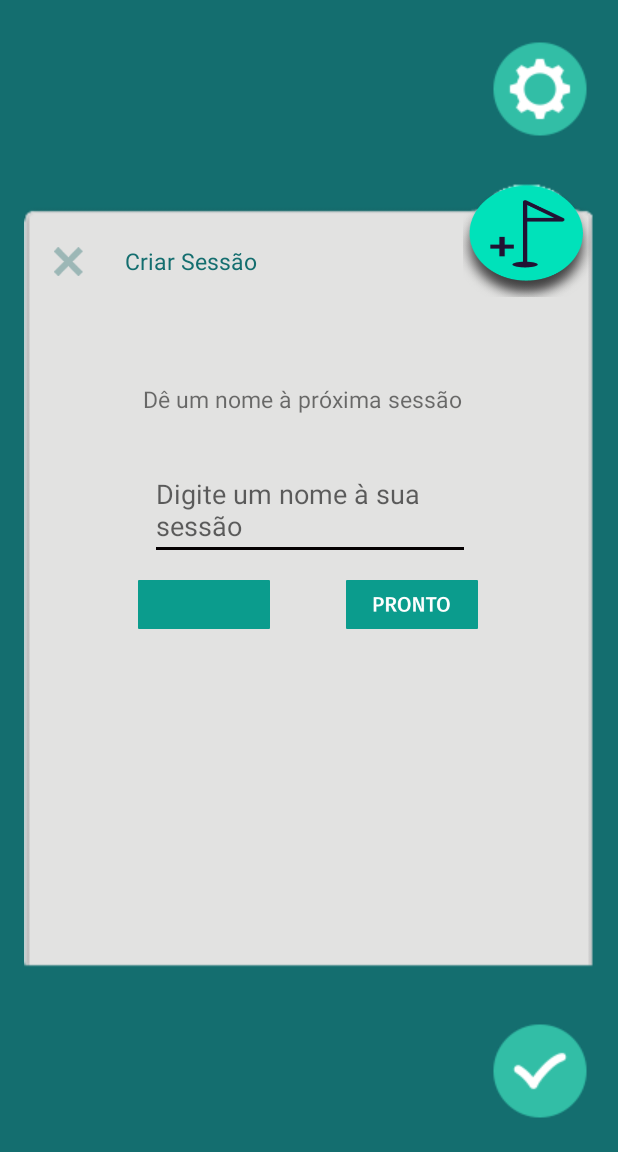
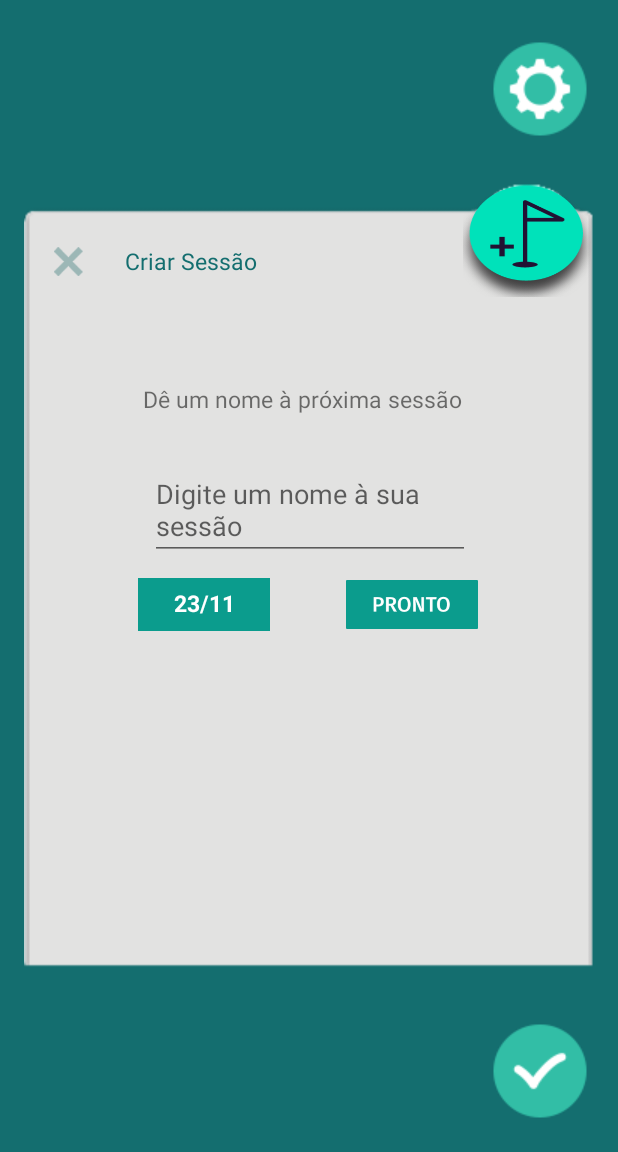
Before and after one commit to pneto97/Appdev-Project, an Android app: the fragment NewSessionFragment placed in its activity, in the options menu, after a tap on "Editar", on a phone screen of 412 x 824 dp, the part 84-1236 px from its top. Run offline under Robolectric (Android 15) with nearby library versions, the phone set to English and light mode, and no system bars; our stand-ins replace Firebase (no records; nobody signed in at launch, a user with empty details on screens opened directly).

Commit message:
adicionando seções

```diff
--- a/app/src/main/java/br/unb/appdev/igor/Adventure.java
+++ b/app/src/main/java/br/unb/appdev/igor/Adventure.java
@@ -1,4 +1,6 @@
 package br.unb.appdev.igor;
+
+import java.util.List;
 
 /**
  * Created by paulo on 10/19/18.
@@ -7,6 +9,7 @@ package br.unb.appdev.igor;
 public class Adventure {
     String name;
     int photoId;
+    List<Evento> eventos;
 
     Adventure(String name, int photoId) {
         this.name = name;
--- a/app/src/main/java/br/unb/appdev/igor/MainActivity.java
+++ b/app/src/main/java/br/unb/appdev/igor/MainActivity.java
@@ -46,7 +46,7 @@ public class MainActivity extends AppCompatActivity {
 
     String msg = "Android : ";
     public enum Fragments {
-        HOME,NEWADVENTURE,ONGOING,NEWSESSION,CONTA,TELAEDICAO1, TELAEDICAO2, TELAEDICAO3, TELACOMBATE;
+        HOME,NEWADVENTURE,ONGOING,NEWSESSION,NEWSESSIONTEXT,CONTA,TELAEDICAO1, TELAEDICAO2, TELAEDICAO3, TELACOMBATE;
     }
     public static Fragments fragAtual;
     public static List<Adventure> adventures;
--- a/app/src/main/java/br/unb/appdev/igor/NewAdventureFragment.java
+++ b/app/src/main/java/br/unb/appdev/igor/NewAdventureFragment.java
@@ -19,6 +19,8 @@ import com.google.firebase.database.DatabaseError;
 import com.google.firebase.database.DatabaseReference;
 import com.google.firebase.database.FirebaseDatabase;
 import com.google.firebase.database.ValueEventListener;
+
+import java.util.ArrayList;
 
 import br.unb.appdev.igor.Entidades.CvReference;
 import br.unb.appdev.igor.Entidades.Personagens;
@@ -106,6 +108,7 @@ public class NewAdventureFragment extends Fragment {
                     nome = "Aventura sem título";
                 }
                 Adventure adv = new Adventure(nome,genImgID(MainActivity.adventures.size()));
+                adv.eventos = new ArrayList<>();
                 MainActivity.adventures.add(adv);
 
                 final CvReference cvReference = new CvReference();
--- a/app/src/main/java/br/unb/appdev/igor/NewSessionFragment.java
+++ b/app/src/main/java/br/unb/appdev/igor/NewSessionFragment.java
@@ -1,11 +1,20 @@
 package br.unb.appdev.igor;
 
 
+import android.app.DatePickerDialog;
 import android.os.Bundle;
 import android.support.v4.app.Fragment;
 import android.view.LayoutInflater;
 import android.view.View;
 import android.view.ViewGroup;
+import android.widget.DatePicker;
+import android.widget.ImageButton;
+import android.widget.ImageView;
+import android.widget.TextView;
+import android.widget.Toast;
+
+import java.util.Calendar;
+import java.util.Date;
 
 
 /**
@@ -18,13 +27,61 @@ public class NewSessionFragment extends Fragment {
         // Required empty public constructor
     }
 
+    public TextView eventDate;
+    public ImageButton dateBtn;
+    public ImageView pronto;
+    public MyDate date;
+
 
     @Override
     public View onCreateView(LayoutInflater inflater, ViewGroup container,
                              Bundle savedInstanceState) {
         // Inflate the layout for this fragment
+        final View view = inflater.inflate(R.layout.fragment_new_session, container, false);
         MainActivity.fragAtual = MainActivity.Fragments.NEWSESSION;
-        return inflater.inflate(R.layout.fragment_new_session, container, false);
+
+        eventDate = view.findViewById(R.id.dateId);
+        dateBtn = view.findViewById(R.id.botaoProntoid2);
+        pronto = view.findViewById(R.id.botaoProntoid4);
+
+
+        dateBtn.setOnClickListener(new View.OnClickListener() {
+            @Override
+            public void onClick(View v) {
+                Calendar calendar = Calendar.getInstance();
+                int year = calendar.get(Calendar.YEAR);
+                int month = calendar.get(Calendar.MONTH);
+                int dayOfMonth = calendar.get(Calendar.DAY_OF_MONTH);
+
+                DatePickerDialog datePickerDialog = new DatePickerDialog(view.getContext(),
+                        new DatePickerDialog.OnDateSetListener() {
+                            @Override
+                            public void onDateSet(DatePicker datePicker, int year, int month, int day) {
+                                date = new MyDate(day,month,year);
+                                month++;
+                                eventDate.setText(day + "/" + month);
+                            }
+                        }, year, month, dayOfMonth);
+
+                datePickerDialog.show();
+            }
+
+        });
+
+        pronto.setOnClickListener(new View.OnClickListener() {
+            @Override
+            public void onClick(View v) {
+                MainActivity.fragAtual = MainActivity.Fragments.NEWSESSIONTEXT;
+                MainActivity.fragmentManager.beginTransaction().replace(
+                        R.id.fragment_container,new NewSessionTextFragment(),
+                        null).addToBackStack(null).commit();
+            }
+        });
+        return view;
     }
 
+
+
+
+
 }
--- /dev/null
+++ b/app/src/main/java/br/unb/appdev/igor/NewSessionTextFragment.java
@@ -0,0 +1,29 @@
+package br.unb.appdev.igor;
+
+
+import android.os.Bundle;
+import android.support.v4.app.Fragment;
+import android.view.LayoutInflater;
+import android.view.View;
+import android.view.ViewGroup;
+
+
+/**
+ * A simple {@link Fragment} subclass.
+ */
+public class NewSessionTextFragment extends Fragment {
+
+
+    public NewSessionTextFragment() {
+        // Required empty public constructor
+    }
+
+
+    @Override
+    public View onCreateView(LayoutInflater inflater, ViewGroup container,
+                             Bundle savedInstanceState) {
+        // Inflate the layout for this fragment
+        return inflater.inflate(R.layout.fragment_new_session_text, container, false);
+    }
+
+}
--- a/app/src/main/java/br/unb/appdev/igor/OngoingAdventureFragment.java
+++ b/app/src/main/java/br/unb/appdev/igor/OngoingAdventureFragment.java
@@ -114,7 +114,9 @@ public class OngoingAdventureFragment extends Fragment {
         botaoJogar.setOnClickListener(new View.OnClickListener() {
             @Override
             public void onClick(View view) {
-                startActivity(new Intent(getContext(), TelaCombateActivity.class));
+                Intent intent = new Intent(getContext(), TelaCombateActivity.class);
+                intent.putExtra("sentPosition",position);
+                startActivity(intent);
             }
         });
 
--- a/app/src/main/res/layout/fragment_new_session.xml
+++ b/app/src/main/res/layout/fragment_new_session.xml
@@ -35,7 +35,8 @@
         app:layout_constraintTop_toTopOf="@+id/imageView6"
         app:srcCompat="@drawable/fechar_criacao_aventura" />
 
-    <ImageView
+
+    <ImageButton
         android:id="@+id/botaoProntoid2"
         android:layout_width="88dp"
         android:layout_height="35dp"
@@ -47,6 +48,21 @@
         app:layout_constraintBottom_toBottomOf="@+id/imageView6"
         app:layout_constraintStart_toStartOf="parent"
         app:srcCompat="@drawable/pronto_nova_aventura" />
+
+    <TextView
+        android:id="@+id/dateId"
+        android:layout_width="wrap_content"
+        android:layout_height="wrap_content"
+        android:layout_marginBottom="8dp"
+        android:layout_marginEnd="8dp"
+        android:layout_marginStart="8dp"
+        android:text="23/11"
+        android:textColor="#FFFFFFFF"
+        android:textSize="15sp"
+        android:textStyle="bold"
+        app:layout_constraintBottom_toBottomOf="@+id/botaoProntoid2"
+        app:layout_constraintEnd_toEndOf="@+id/botaoProntoid2"
+        app:layout_constraintStart_toStartOf="@+id/botaoProntoid2" />
 
     <ImageView
         android:id="@+id/botaoProntoid4"
@@ -62,6 +78,7 @@
         app:layout_constraintHorizontal_bias="0.748"
         app:layout_constraintStart_toStartOf="@+id/imageView6"
         app:srcCompat="@drawable/pronto_nova_aventura"
+
         />
 
     <EditText
--- a/app/src/main/res/layout/fragment_ongoing_adventure.xml
+++ b/app/src/main/res/layout/fragment_ongoing_adventure.xml
@@ -127,10 +127,9 @@
             android:id="@+id/botaoCombateid"
             android:layout_width="wrap_content"
             android:layout_height="wrap_content"
-            android:layout_alignParentStart="true"
             android:layout_alignParentBottom="true"
-            android:layout_marginStart="147dp"
-            android:layout_marginBottom="36dp"
+            android:layout_centerHorizontal="true"
+            android:layout_marginBottom="35dp"
             android:text="Jogar" />
 
 
```
Also changed, not shown: app/src/main/java/br/unb/appdev/igor/Evento.java (added, +17 -0 lines), app/src/main/java/br/unb/appdev/igor/MyDate.java (added, +16 -0 lines), app/src/main/java/br/unb/appdev/igor/TelaCombateActivity.java (+21 -9 lines), app/src/main/res/layout/fragment_new_session_text.xml (added, +149 -0 lines).
